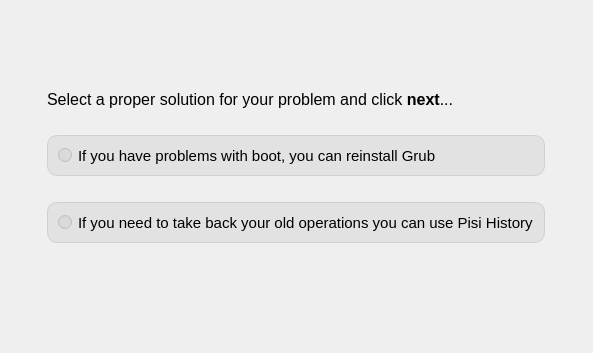
Qt form yali4/gui/Ui/rescuewidget.ui (dadas45li/yali) before a commit.
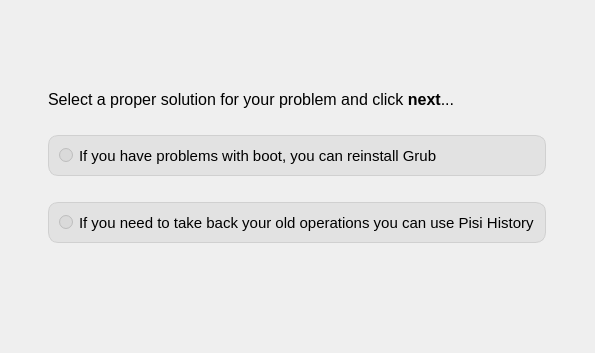
The same form after that commit. Icons and pictures are not drawn.

Commit message: * Rescue Mode Grub Screen

Patch:
```diff
--- a/yali4/gui/Ui/rescuewidget.ui
+++ b/yali4/gui/Ui/rescuewidget.ui
@@ -6,7 +6,7 @@
    <rect>
     <x>0</x>
     <y>0</y>
-    <width>593</width>
+    <width>595</width>
     <height>353</height>
    </rect>
   </property>
```
Left out of the diff: 4 changed lines with no effect on the pictures. The commit also changes 3 other files.
